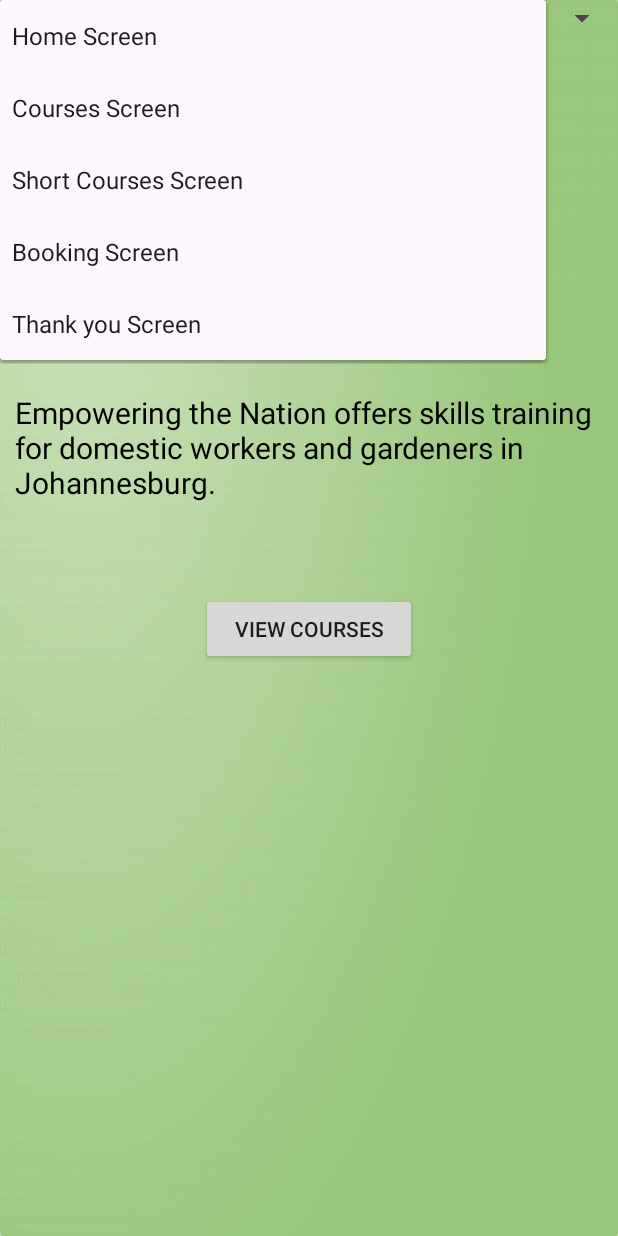
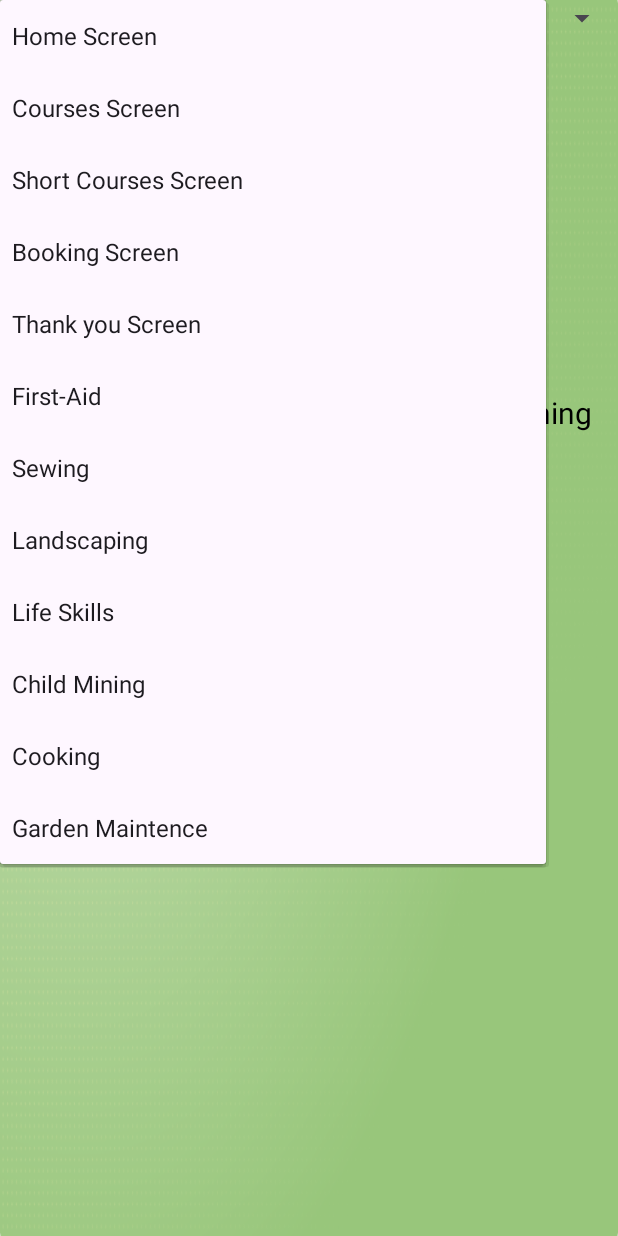
Before and after one commit to ST10478718/Empoweringthenations.ST10494672.ST10478718, an Android app: the screen it shows after launch (MainActivity), after a tap on "Home Screen", on a phone screen of 412 x 824 dp. Run offline under Robolectric (Android 15) with nearby library versions, the phone set to English and light mode, and no system bars.

Commit message:
// Adding more course screens

```diff
--- a/app/src/main/java/za/co/varsitycollege/st10478718/empoweringthenationsst10494672st10478718/BookingScreen.kt
+++ b/app/src/main/java/za/co/varsitycollege/st10478718/empoweringthenationsst10494672st10478718/BookingScreen.kt
@@ -32,6 +32,9 @@
             val intent= Intent( this,ThankyouScreen::class.java)
             startActivity(intent) // this button will take the user to the next page, // this button will also pass on the entered information
         }
+        btnBack.setOnClickListener {
+            finish()// this button will allow the user to go back to the previous page.
+        }
         if(txtName.text.toString().trim().isEmpty()){
             txtName.error = "This field cannot be empty"
             return
@@ -45,9 +48,7 @@
             return
         }
 
-        btnBack.setOnClickListener {
-            finish()// this button will allow the user to go back to the previous page.
-        }
+
 
     }
 }
--- a/app/src/main/res/values/strings.xml
+++ b/app/src/main/res/values/strings.xml
@@ -6,6 +6,13 @@
         <item> Short Courses Screen</item>
         <item> Booking Screen </item>
         <item> Thank you Screen</item>
-    </string-array>
+        <item> First-Aid</item>
+        <item> Sewing </item>
+        <item> Landscaping</item>
+        <item> Life Skills </item>
+        <item> Child Mining</item>
+        <item> Cooking </item>
+        <item> Garden Maintence </item>
+          </string-array>
 
 </resources>
```
